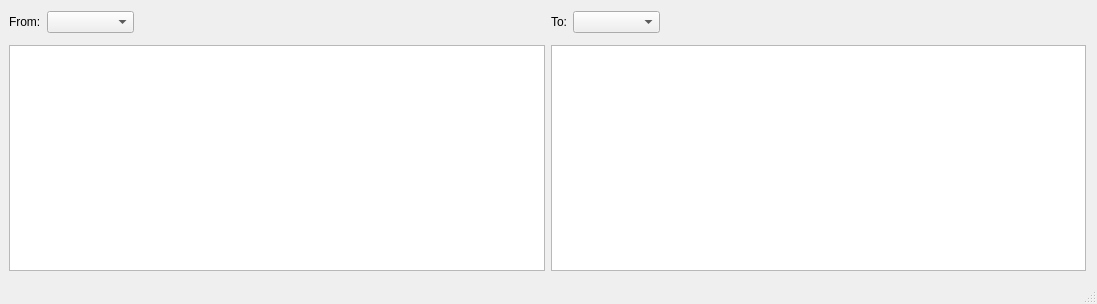
Before: the Qt Designer form app/mainwindow.ui in Aetf/TorrentMigrator, drawn with Qt 5.
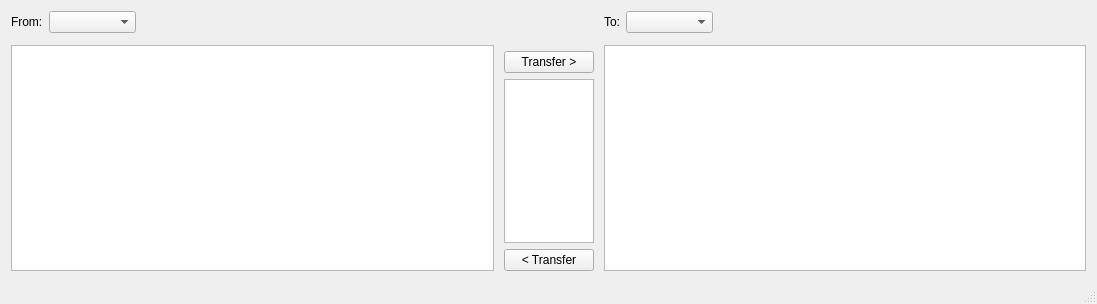
After: the same form once the commit is applied.

Commit message: UI: improvments for table view

```diff
--- a/app/mainwindow.ui
+++ b/app/mainwindow.ui
@@ -15,11 +15,8 @@
   </property>
   <widget class="QWidget" name="centralWidget">
    <layout class="QHBoxLayout" name="horizontalLayout">
-    <property name="leftMargin">
-     <number>9</number>
-    </property>
     <item>
-     <layout class="QGridLayout" name="gridLayout" rowstretch="0,0,1">
+     <layout class="QGridLayout" name="gridLayoutLeft" rowstretch="0,0,1">
       <item row="0" column="0">
        <widget class="QLabel" name="label">
         <property name="text">
@@ -72,7 +69,68 @@
      </layout>
     </item>
     <item>
-     <layout class="QGridLayout" name="gridLayout_2" rowstretch="0,0,1">
+     <widget class="QWidget" name="middleWidget" native="true">
+      <layout class="QGridLayout" name="gridLayout">
+       <property name="leftMargin">
+        <number>4</number>
+       </property>
+       <property name="topMargin">
+        <number>0</number>
+       </property>
+       <property name="rightMargin">
+        <number>4</number>
+       </property>
+       <property name="bottomMargin">
+        <number>0</number>
+       </property>
+       <item row="0" column="0">
+        <spacer name="verticalSpacer">
+         <property name="orientation">
+          <enum>Qt::Vertical</enum>
+         </property>
+         <property name="sizeHint" stdset="0">
+          <size>
+           <width>20</width>
+           <height>69</height>
+          </size>
+         </property>
+        </spacer>
+       </item>
+       <item row="1" column="0">
+        <widget class="QPushButton" name="btnTransferToRight">
+         <property name="text">
+          <string>Transfer &gt;</string>
+         </property>
+        </widget>
+       </item>
+       <item row="2" column="0">
+        <widget class="QListView" name="transfermorList">
+         <property name="sizePolicy">
+          <sizepolicy hsizetype="Minimum" vsizetype="Expanding">
+           <horstretch>0</horstretch>
+           <verstretch>0</verstretch>
+          </sizepolicy>
+         </property>
+         <property name="maximumSize">
+          <size>
+           <width>90</width>
+           <height>16777215</height>
+          </size>
+         </property>
+        </widget>
+       </item>
+       <item row="3" column="0">
+        <widget class="QPushButton" name="btnTransferToLeft">
+         <property name="text">
+          <string>&lt; Transfer</string>
+         </property>
+        </widget>
+       </item>
+      </layout>
+     </widget>
+    </item>
+    <item>
+     <layout class="QGridLayout" name="gridLayoutRight" rowstretch="0,0,1">
       <item row="0" column="0">
        <widget class="QLabel" name="label_2">
         <property name="text">
```
Left out of the diff: 24 changed lines with no effect on the pictures. The commit also changes 2 other files.
